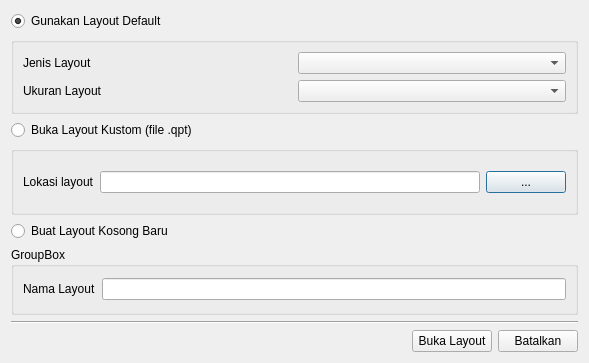
First picture: the form in ui/layout_all.ui, repository nyanyaon/GeoKKP-GIS, before the edit.
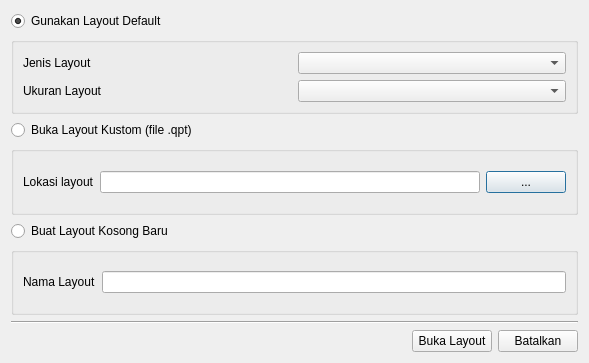
Second picture: the form after the edit.

What changed in the file:
```diff
--- a/ui/layout_all.ui
+++ b/ui/layout_all.ui
@@ -108,7 +108,7 @@
    <item>
     <widget class="QGroupBox" name="groupBox_3">
      <property name="title">
-      <string>GroupBox</string>
+      <string/>
      </property>
      <layout class="QVBoxLayout" name="verticalLayout_3">
       <item>
```
